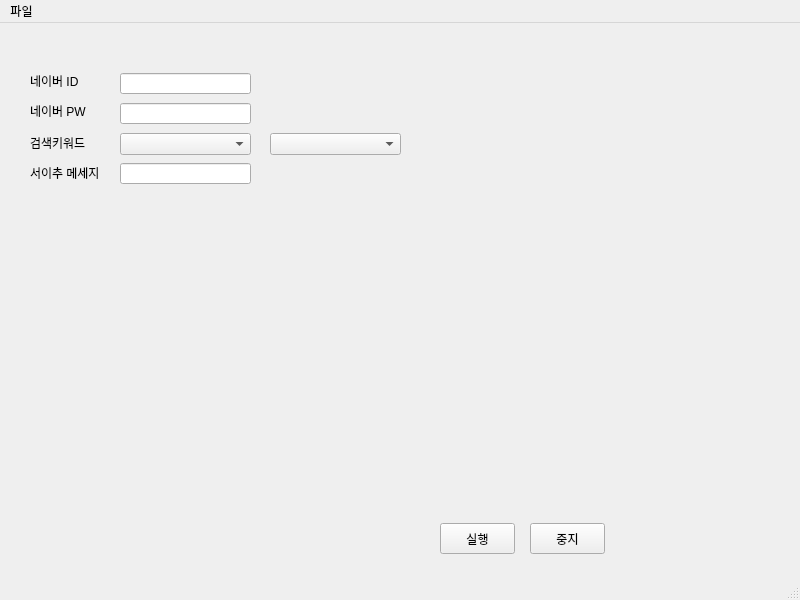
Old version of the form TestUi.ui in the repository jae-heo/blog-manager.
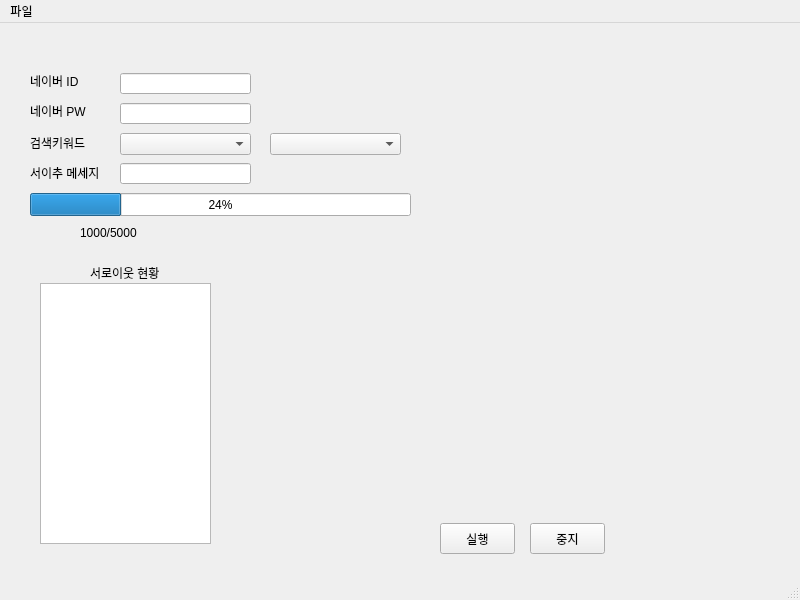
New version of the form.

Commit message: 01/03 01:35 수정

```diff
--- a/TestUi.ui
+++ b/TestUi.ui
@@ -154,6 +154,58 @@
      </rect>
     </property>
    </widget>
+   <widget class="QProgressBar" name="progressBar">
+    <property name="geometry">
+     <rect>
+      <x>30</x>
+      <y>170</y>
+      <width>381</width>
+      <height>23</height>
+     </rect>
+    </property>
+    <property name="value">
+     <number>24</number>
+    </property>
+   </widget>
+   <widget class="QLabel" name="neighbor_request_message_labe_3">
+    <property name="geometry">
+     <rect>
+      <x>80</x>
+      <y>200</y>
+      <width>81</width>
+      <height>20</height>
+     </rect>
+    </property>
+    <property name="text">
+     <string>1000/5000</string>
+    </property>
+   </widget>
+   <widget class="QPlainTextEdit" name="plainTextEdit">
+    <property name="geometry">
+     <rect>
+      <x>40</x>
+      <y>260</y>
+      <width>171</width>
+      <height>261</height>
+     </rect>
+    </property>
+    <property name="plainText">
+     <string/>
+    </property>
+   </widget>
+   <widget class="QLabel" name="neighbor_request_message_labe_4">
+    <property name="geometry">
+     <rect>
+      <x>90</x>
+      <y>240</y>
+      <width>81</width>
+      <height>20</height>
+     </rect>
+    </property>
+    <property name="text">
+     <string>서로이웃 현황</string>
+    </property>
+   </widget>
   </widget>
   <widget class="QMenuBar" name="menubar">
    <property name="geometry">
```
